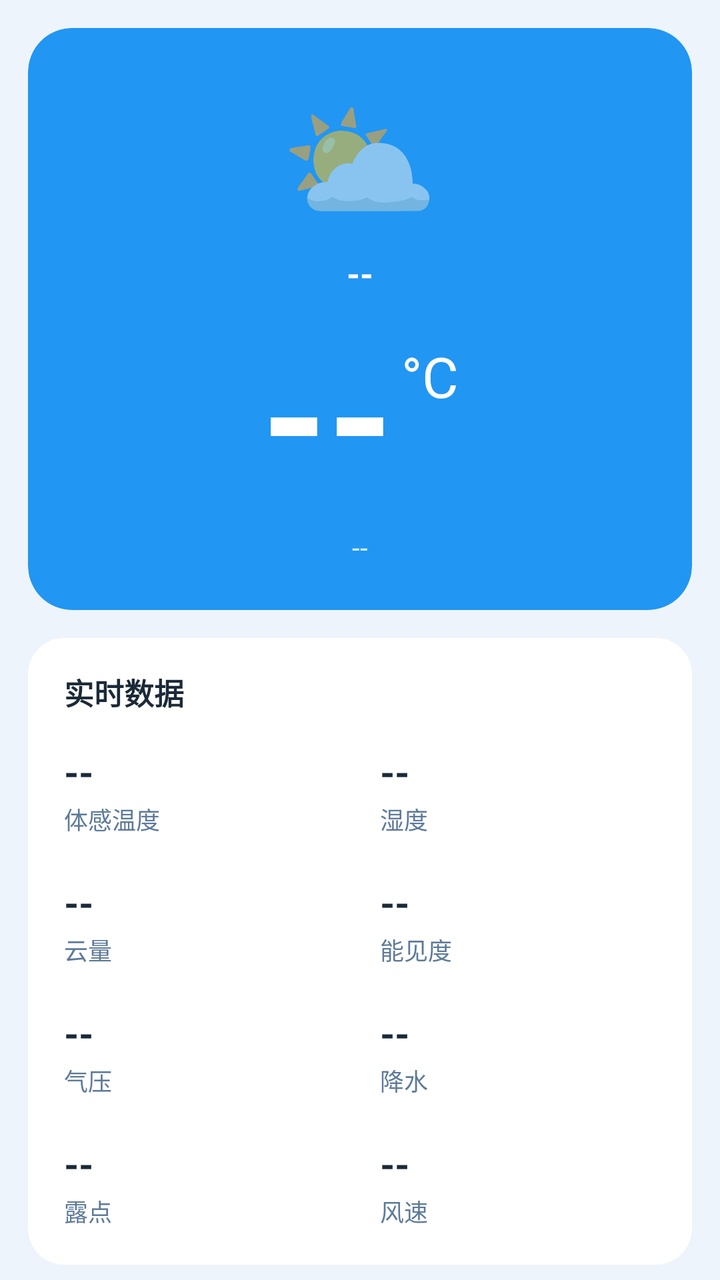
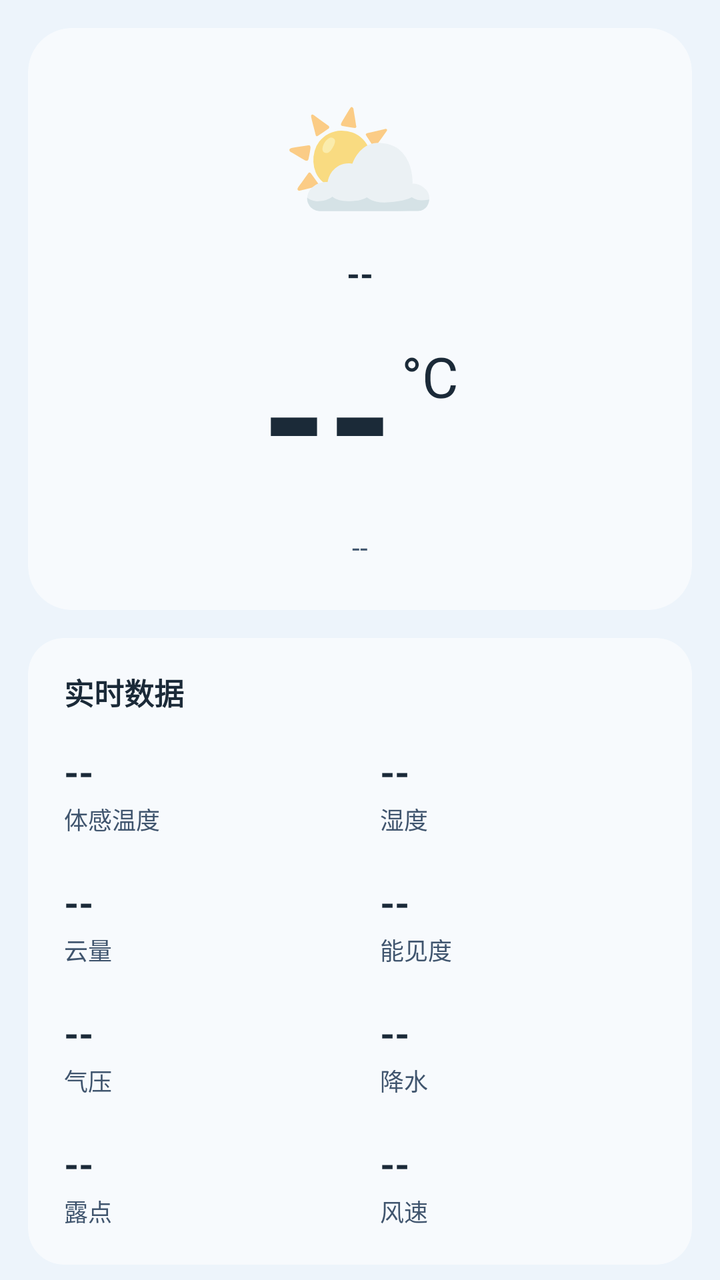

The first picture is an Android layout as it rendered before a commit; the second is the same layout after the commit. The layout source and the unified diff follow.
<!-- AndroidManifest.xml: application theme Theme.Weather.Sky -->
<!-- res/layout/page_today.xml -->
<?xml version="1.0" encoding="utf-8"?>
<ScrollView xmlns:android="http://schemas.android.com/apk/res/android"
            xmlns:app="http://schemas.android.com/apk/res-auto"
            android:id="@+id/scrollToday"
            android:layout_width="match_parent"
            android:layout_height="match_parent"
            android:fillViewport="true"
            android:scrollbars="none"
            android:background="?attr/pageBackground">

    <LinearLayout
            android:layout_width="match_parent"
            android:layout_height="wrap_content"
            android:orientation="vertical"
            android:padding="14dp">

        
        <com.google.android.material.card.MaterialCardView
                android:layout_width="match_parent"
                android:layout_height="wrap_content"
                app:cardBackgroundColor="?attr/headerBackground"
                app:cardCornerRadius="22dp"
                app:cardElevation="0dp"
                app:strokeWidth="0dp">

            <LinearLayout
                    android:layout_width="match_parent"
                    android:layout_height="wrap_content"
                    android:orientation="vertical"
                    android:gravity="center_horizontal"
                    android:paddingTop="22dp"
                    android:paddingBottom="22dp"
                    android:paddingStart="18dp"
                    android:paddingEnd="18dp">

                <TextView
                        android:id="@+id/tvWeatherEmoji"
                        android:layout_width="wrap_content"
                        android:layout_height="wrap_content"
                        android:text="⛅"
                        android:textSize="64sp"
                        android:gravity="center" />

                <TextView
                        android:id="@+id/tvWeatherDesc"
                        android:layout_width="wrap_content"
                        android:layout_height="wrap_content"
                        android:text="--"
                        android:textSize="17sp"
                        android:textColor="?attr/onHeaderText"
                        android:textStyle="bold"
                        android:layout_marginTop="4dp" />

                <LinearLayout
                        android:layout_width="wrap_content"
                        android:layout_height="wrap_content"
                        android:orientation="horizontal"
                        android:gravity="center_vertical"
                        android:layout_marginTop="2dp">

                    <TextView
                            android:id="@+id/tvTempNum"
                            android:layout_width="wrap_content"
                            android:layout_height="wrap_content"
                            android:text="--"
                            android:textSize="84sp"
                            android:textStyle="bold"
                            android:textColor="?attr/onHeaderText" />

                    <TextView
                            android:id="@+id/tvTempUnit"
                            android:layout_width="wrap_content"
                            android:layout_height="wrap_content"
                            android:text="°C"
                            android:textSize="28sp"
                            android:textColor="?attr/onHeaderText"
                            android:layout_marginBottom="18dp"
                            android:layout_marginStart="4dp" />
                </LinearLayout>

                <TextView
                        android:id="@+id/tvHeroSub"
                        android:layout_width="wrap_content"
                        android:layout_height="wrap_content"
                        android:text="--"
                        android:textSize="14sp"
                        android:textColor="?attr/onHeaderText"
                        android:alpha="0.82"
                        android:layout_marginTop="2dp" />
            </LinearLayout>
        </com.google.android.material.card.MaterialCardView>

        
        <com.google.android.material.card.MaterialCardView
                android:layout_width="match_parent"
                android:layout_height="wrap_content"
                android:layout_marginTop="14dp"
                app:cardBackgroundColor="?attr/cardBackground"
                app:cardCornerRadius="18dp"
                app:cardElevation="0dp"
                app:strokeColor="?attr/textSecondary"
                app:strokeWidth="0dp">

            <LinearLayout
                    android:layout_width="match_parent"
                    android:layout_height="wrap_content"
                    android:orientation="vertical"
                    android:padding="8dp">

                <TextView
                        android:layout_width="wrap_content"
                        android:layout_height="wrap_content"
                        android:text="实时数据"
                        android:textSize="15sp"
                        android:textStyle="bold"
                        android:textColor="?attr/textPrimary"
                        android:paddingStart="10dp"
                        android:paddingTop="8dp"
                        android:paddingBottom="6dp" />

                
                <LinearLayout
                        android:layout_width="match_parent"
                        android:layout_height="wrap_content"
                        android:orientation="horizontal">

                    <LinearLayout
                            android:layout_width="0dp"
                            android:layout_height="wrap_content"
                            android:layout_weight="1"
                            android:orientation="vertical"
                            android:padding="10dp">

                        <TextView
                                android:id="@+id/tvMFeels"
                                android:layout_width="wrap_content"
                                android:layout_height="wrap_content"
                                android:text="--"
                                android:textSize="19sp"
                                android:textStyle="bold"
                                android:textColor="?attr/textPrimary" />

                        <TextView
                                android:layout_width="wrap_content"
                                android:layout_height="wrap_content"
                                android:text="体感温度"
                                android:textSize="12sp"
                                android:textColor="?attr/textSecondary"
                                android:layout_marginTop="2dp" />
                    </LinearLayout>

                    <LinearLayout
                            android:layout_width="0dp"
                            android:layout_height="wrap_content"
                            android:layout_weight="1"
                            android:orientation="vertical"
                            android:padding="10dp">

                        <TextView
                                android:id="@+id/tvMHumidity"
                                android:layout_width="wrap_content"
                                android:layout_height="wrap_content"
                                android:text="--"
                                android:textSize="19sp"
                                android:textStyle="bold"
                                android:textColor="?attr/textPrimary" />

                        <TextView
                                android:layout_width="wrap_content"
                                android:layout_height="wrap_content"
                                android:text="湿度"
                                android:textSize="12sp"
                                android:textColor="?attr/textSecondary"
                                android:layout_marginTop="2dp" />
                    </LinearLayout>
                </LinearLayout>

                
                <LinearLayout
                        android:layout_width="match_parent"
                        android:layout_height="wrap_content"
                        android:orientation="horizontal">

                    <LinearLayout
                            android:layout_width="0dp"
                            android:layout_height="wrap_content"
                            android:layout_weight="1"
                            android:orientation="vertical"
                            android:padding="10dp">

                        <TextView
                                android:id="@+id/tvMCloud"
                                android:layout_width="wrap_content"
                                android:layout_height="wrap_content"
                                android:text="--"
                                android:textSize="19sp"
                                android:textStyle="bold"
                                android:textColor="?attr/textPrimary" />

                        <TextView
                                android:layout_width="wrap_content"
                                android:layout_height="wrap_content"
                                android:text="云量"
                                android:textSize="12sp"
                                android:textColor="?attr/textSecondary"
                                android:layout_marginTop="2dp" />
                    </LinearLayout>

                    <LinearLayout
                            android:layout_width="0dp"
                            android:layout_height="wrap_content"
                            android:layout_weight="1"
                            android:orientation="vertical"
                            android:padding="10dp">

                        <TextView
                                android:id="@+id/tvMVis"
                                android:layout_width="wrap_content"
                                android:layout_height="wrap_content"
                                android:text="--"
                                android:textSize="19sp"
                                android:textStyle="bold"
                                android:textColor="?attr/textPrimary" />

                        <TextView
                                android:layout_width="wrap_content"
                                android:layout_height="wrap_content"
                                android:text="能见度"
                                android:textSize="12sp"
                                android:textColor="?attr/textSecondary"
                                android:layout_marginTop="2dp" />
                    </LinearLayout>
                </LinearLayout>

                
                <LinearLayout
                        android:layout_width="match_parent"
                        android:layout_height="wrap_content"
                        android:orientation="horizontal">

                    <LinearLayout
                            android:layout_width="0dp"
                            android:layout_height="wrap_content"
                            android:layout_weight="1"
                            android:orientation="vertical"
                            android:padding="10dp">

                        <TextView
                                android:id="@+id/tvMPressure"
                                android:layout_width="wrap_content"
                                android:layout_height="wrap_content"
                                android:text="--"
                                android:textSize="19sp"
                                android:textStyle="bold"
                                android:textColor="?attr/textPrimary" />

                        <TextView
                                android:layout_width="wrap_content"
                                android:layout_height="wrap_content"
                                android:text="气压"
                                android:textSize="12sp"
                                android:textColor="?attr/textSecondary"
                                android:layout_marginTop="2dp" />
                    </LinearLayout>

                    <LinearLayout
                            android:layout_width="0dp"
                            android:layout_height="wrap_content"
                            android:layout_weight="1"
                            android:orientation="vertical"
                            android:padding="10dp">

                        <TextView
                                android:id="@+id/tvMPrecip"
                                android:layout_width="wrap_content"
                                android:layout_height="wrap_content"
                                android:text="--"
                                android:textSize="19sp"
                                android:textStyle="bold"
                                android:textColor="?attr/textPrimary" />

                        <TextView
                                android:layout_width="wrap_content"
                                android:layout_height="wrap_content"
                                android:text="降水"
                                android:textSize="12sp"
                                android:textColor="?attr/textSecondary"
                                android:layout_marginTop="2dp" />
                    </LinearLayout>
                </LinearLayout>

                
                <LinearLayout
                        android:layout_width="match_parent"
                        android:layout_height="wrap_content"
                        android:orientation="horizontal">

                    <LinearLayout
                            android:layout_width="0dp"
                            android:layout_height="wrap_content"
                            android:layout_weight="1"
                            android:orientation="vertical"
                            android:padding="10dp">

                        <TextView
                                android:id="@+id/tvMDew"
                                android:layout_width="wrap_content"
                                android:layout_height="wrap_content"
                                android:text="--"
                                android:textSize="19sp"
                                android:textStyle="bold"
                                android:textColor="?attr/textPrimary" />

                        <TextView
                                android:layout_width="wrap_content"
                                android:layout_height="wrap_content"
                                android:text="露点"
                                android:textSize="12sp"
                                android:textColor="?attr/textSecondary"
                                android:layout_marginTop="2dp" />
                    </LinearLayout>

                    <LinearLayout
                            android:layout_width="0dp"
                            android:layout_height="wrap_content"
                            android:layout_weight="1"
                            android:orientation="vertical"
                            android:padding="10dp">

                        <TextView
                                android:id="@+id/tvMWindSp"
                                android:layout_width="wrap_content"
                                android:layout_height="wrap_content"
                                android:text="--"
                                android:textSize="19sp"
                                android:textStyle="bold"
                                android:textColor="?attr/textPrimary" />

                        <TextView
                                android:layout_width="wrap_content"
                                android:layout_height="wrap_content"
                                android:text="风速"
                                android:textSize="12sp"
                                android:textColor="?attr/textSecondary"
                                android:layout_marginTop="2dp" />
                    </LinearLayout>
                </LinearLayout>
            </LinearLayout>
        </com.google.android.material.card.MaterialCardView>

        
        <com.google.android.material.card.MaterialCardView
                android:layout_width="match_parent"
                android:layout_height="wrap_content"
                android:layout_marginTop="14dp"
                app:cardBackgroundColor="?attr/cardBackground"
                app:cardCornerRadius="18dp"
                app:cardElevation="0dp">

            <LinearLayout
                    android:layout_width="match_parent"
                    android:layout_height="wrap_content"
                    android:orientation="vertical"
                    android:padding="16dp">

                <TextView
                        android:layout_width="wrap_content"
                        android:layout_height="wrap_content"
                        android:text="🌬 风"
                        android:textSize="15sp"
                        android:textStyle="bold"
                        android:textColor="?attr/textPrimary" />

                <TextView
                        android:id="@+id/tvWindMain"
                        android:layout_width="wrap_content"
                        android:layout_height="wrap_content"
                        android:text="--"
                        android:textSize="22sp"
                        android:textStyle="bold"
                        android:textColor="?attr/textPrimary"
                        android:layout_marginTop="6dp" />

                <TextView
                        android:id="@+id/tvWindSub"
                        android:layout_width="wrap_content"
                        android:layout_height="wrap_content"
                        android:text="--"
                        android:textSize="14sp"
                        android:textColor="?attr/textSecondary"
                        android:layout_marginTop="2dp" />
            </LinearLayout>
        </com.google.android.material.card.MaterialCardView>
    </LinearLayout>
</ScrollView>
<!-- resources referenced by this layout -->
<resources>
  <style name="Theme.Weather.Sky" parent="Theme.MaterialComponents.Light.NoActionBar">
          <item name="pageBackground">@color/sky_page</item>
          <item name="cardBackground">@color/sky_card</item>
          <item name="textPrimary">@color/sky_text_primary</item>
          <item name="textSecondary">@color/sky_text_secondary</item>
          <item name="headerBackground">@color/sky_header</item>
          <item name="onHeaderText">@color/white</item>
  
          <item name="colorPrimary">@color/sky_accent</item>
          <item name="colorPrimaryVariant">@color/sky_header</item>
          <item name="colorOnPrimary">@color/white</item>
          <item name="colorSurface">@color/sky_card</item>
          <item name="android:windowBackground">@color/sky_page</item>
          <item name="android:statusBarColor">@color/sky_header</item>
          <item name="android:navigationBarColor">@color/sky_page</item>
      </style>
  <color name="sky_page">#EDF4FB</color>
  <color name="sky_card">#FFFFFF</color>
  <color name="sky_text_primary">#1B2A38</color>
  <color name="sky_text_secondary">#5E7A99</color>
  <color name="sky_header">#2196F3</color>
  <color name="white">#FFFFFF</color>
  <color name="sky_accent">#1E88E5</color>
</resources>

<!-- the commit's change to res/layout/page_today.xml (unified diff, before → after) -->
@@ -5,8 +5,8 @@
             android:layout_width="match_parent"
             android:layout_height="match_parent"
             android:fillViewport="true"
-            android:scrollbars="none"
-            android:background="?attr/pageBackground">
+            android:scrollbars="none">
+            
 
     <LinearLayout
             android:layout_width="match_parent"
@@ -18,7 +18,7 @@
         <com.google.android.material.card.MaterialCardView
                 android:layout_width="match_parent"
                 android:layout_height="wrap_content"
-                app:cardBackgroundColor="?attr/headerBackground"
+                app:cardBackgroundColor="?attr/glassCard"
                 app:cardCornerRadius="22dp"
                 app:cardElevation="0dp"
                 app:strokeWidth="0dp">
@@ -37,7 +37,7 @@
                         android:id="@+id/tvWeatherEmoji"
                         android:layout_width="wrap_content"
                         android:layout_height="wrap_content"
-                        android:text="⛅"
+                        android:text="@string/weather_emoji_placeholder"
                         android:textSize="64sp"
                         android:gravity="center" />
 
@@ -47,7 +47,7 @@
                         android:layout_height="wrap_content"
                         android:text="--"
                         android:textSize="17sp"
-                        android:textColor="?attr/onHeaderText"
+                        android:textColor="?attr/textPrimary"
                         android:textStyle="bold"
                         android:layout_marginTop="4dp" />
 
@@ -65,7 +65,7 @@
                             android:text="--"
                             android:textSize="84sp"
                             android:textStyle="bold"
-                            android:textColor="?attr/onHeaderText" />
+                            android:textColor="?attr/textPrimary" />
 
                     <TextView
                             android:id="@+id/tvTempUnit"
@@ -73,7 +73,7 @@
                             android:layout_height="wrap_content"
                             android:text="°C"
                             android:textSize="28sp"
-                            android:textColor="?attr/onHeaderText"
+                            android:textColor="?attr/textPrimary"
                             android:layout_marginBottom="18dp"
                             android:layout_marginStart="4dp" />
                 </LinearLayout>
@@ -84,8 +84,7 @@
                         android:layout_height="wrap_content"
                         android:text="--"
                         android:textSize="14sp"
-                        android:textColor="?attr/onHeaderText"
-                        android:alpha="0.82"
+                        android:textColor="?attr/textSecondary"
                         android:layout_marginTop="2dp" />
             </LinearLayout>
         </com.google.android.material.card.MaterialCardView>
@@ -95,7 +94,7 @@
                 android:layout_width="match_parent"
                 android:layout_height="wrap_content"
                 android:layout_marginTop="14dp"
-                app:cardBackgroundColor="?attr/cardBackground"
+                app:cardBackgroundColor="?attr/glassCard"
                 app:cardCornerRadius="18dp"
                 app:cardElevation="0dp"
                 app:strokeColor="?attr/textSecondary"
@@ -110,7 +109,7 @@
                 <TextView
                         android:layout_width="wrap_content"
                         android:layout_height="wrap_content"
-                        android:text="实时数据"
+                        android:text="@string/today_real_time"
                         android:textSize="15sp"
                         android:textStyle="bold"
                         android:textColor="?attr/textPrimary"
@@ -143,7 +142,7 @@
                         <TextView
                                 android:layout_width="wrap_content"
                                 android:layout_height="wrap_content"
-                                android:text="体感温度"
+                                android:text="@string/today_feels"
                                 android:textSize="12sp"
                                 android:textColor="?attr/textSecondary"
                                 android:layout_marginTop="2dp" />
@@ -168,7 +167,7 @@
                         <TextView
                                 android:layout_width="wrap_content"
                                 android:layout_height="wrap_content"
-                                android:text="湿度"
+                                android:text="@string/today_humidity"
                                 android:textSize="12sp"
                                 android:textColor="?attr/textSecondary"
                                 android:layout_marginTop="2dp" />
@@ -200,7 +199,7 @@
                         <TextView
                                 android:layout_width="wrap_content"
                                 android:layout_height="wrap_content"
-                                android:text="云量"
+                                android:text="@string/today_cloud"
                                 android:textSize="12sp"
                                 android:textColor="?attr/textSecondary"
                                 android:layout_marginTop="2dp" />
@@ -225,7 +224,7 @@
                         <TextView
                                 android:layout_width="wrap_content"
                                 android:layout_height="wrap_content"
-                                android:text="能见度"
+                                android:text="@string/today_vis"
                                 android:textSize="12sp"
                                 android:textColor="?attr/textSecondary"
                                 android:layout_marginTop="2dp" />
@@ -257,7 +256,7 @@
                         <TextView
                                 android:layout_width="wrap_content"
                                 android:layout_height="wrap_content"
-                                android:text="气压"
+                                android:text="@string/today_pressure"
                                 android:textSize="12sp"
                                 android:textColor="?attr/textSecondary"
                                 android:layout_marginTop="2dp" />
@@ -282,7 +281,7 @@
                         <TextView
                                 android:layout_width="wrap_content"
                                 android:layout_height="wrap_content"
-                                android:text="降水"
+                                android:text="@string/today_precip"
                                 android:textSize="12sp"
                                 android:textColor="?attr/textSecondary"
                                 android:layout_marginTop="2dp" />
@@ -314,7 +313,7 @@
                         <TextView
                                 android:layout_width="wrap_content"
                                 android:layout_height="wrap_content"
-                                android:text="露点"
+                                android:text="@string/today_dew"
                                 android:textSize="12sp"
                                 android:textColor="?attr/textSecondary"
                                 android:layout_marginTop="2dp" />
@@ -339,7 +338,7 @@
                         <TextView
                                 android:layout_width="wrap_content"
                                 android:layout_height="wrap_content"
-                                android:text="风速"
+                                android:text="@string/today_wind_speed"
                                 android:textSize="12sp"
                                 android:textColor="?attr/textSecondary"
                                 android:layout_marginTop="2dp" />
@@ -353,7 +352,7 @@
                 android:layout_width="match_parent"
                 android:layout_height="wrap_content"
                 android:layout_marginTop="14dp"
-                app:cardBackgroundColor="?attr/cardBackground"
+                app:cardBackgroundColor="?attr/glassCard"
                 app:cardCornerRadius="18dp"
                 app:cardElevation="0dp">
 
@@ -366,7 +365,7 @@
                 <TextView
                         android:layout_width="wrap_content"
                         android:layout_height="wrap_content"
-                        android:text="🌬 风"
+                        android:text="@string/today_wind_card"
                         android:textSize="15sp"
                         android:textStyle="bold"
                         android:textColor="?attr/textPrimary" />
<!-- resource entries referenced after the edit -->
@@ -1,5 +1,16 @@
 <!-- resources referenced by this layout -->
 <resources>
+  <string name="today_cloud">云量</string>
+  <string name="today_dew">露点</string>
+  <string name="today_feels">体感温度</string>
+  <string name="today_humidity">湿度</string>
+  <string name="today_precip">降水</string>
+  <string name="today_pressure">气压</string>
+  <string name="today_real_time">实时数据</string>
+  <string name="today_vis">能见度</string>
+  <string name="today_wind_card">🌬 风</string>
+  <string name="today_wind_speed">风速</string>
+  <string name="weather_emoji_placeholder">⛅</string>
   <style name="Theme.Weather.Sky" parent="Theme.MaterialComponents.Light.NoActionBar">
           <item name="pageBackground">@color/sky_page</item>
           <item name="cardBackground">@color/sky_card</item>
@@ -7,6 +18,7 @@
           <item name="textSecondary">@color/sky_text_secondary</item>
           <item name="headerBackground">@color/sky_header</item>
           <item name="onHeaderText">@color/white</item>
+          <item name="glassCard">@color/sky_glass</item>
   
           <item name="colorPrimary">@color/sky_accent</item>
           <item name="colorPrimaryVariant">@color/sky_header</item>
@@ -19,9 +31,10 @@
   <color name="sky_page">#EDF4FB</color>
   <color name="sky_card">#FFFFFF</color>
   <color name="sky_text_primary">#1B2A38</color>
-  <color name="sky_text_secondary">#5E7A99</color>
+  <color name="sky_text_secondary">#40556E</color>
   <color name="sky_header">#2196F3</color>
   <color name="white">#FFFFFF</color>
+  <color name="sky_glass">#99FFFFFF</color>
   <color name="sky_accent">#1E88E5</color>
 </resources>
 
